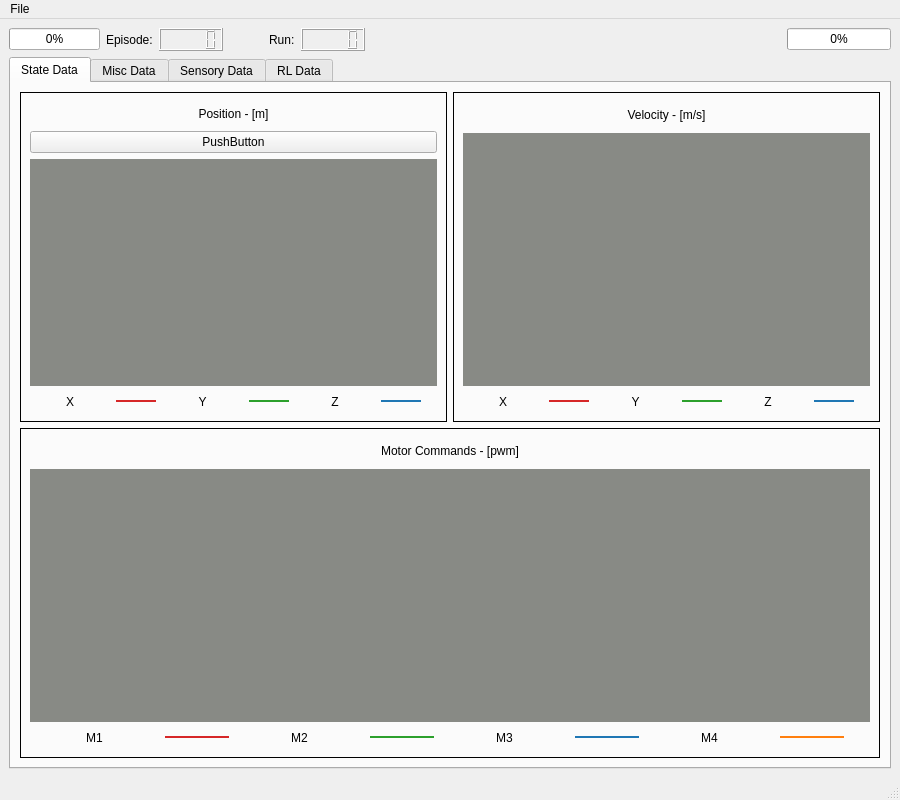
Before: the Qt Designer form crazyflie_sim_dashboard/mainwindow.ui in bhabas/sar_simulation, drawn with Qt 5.
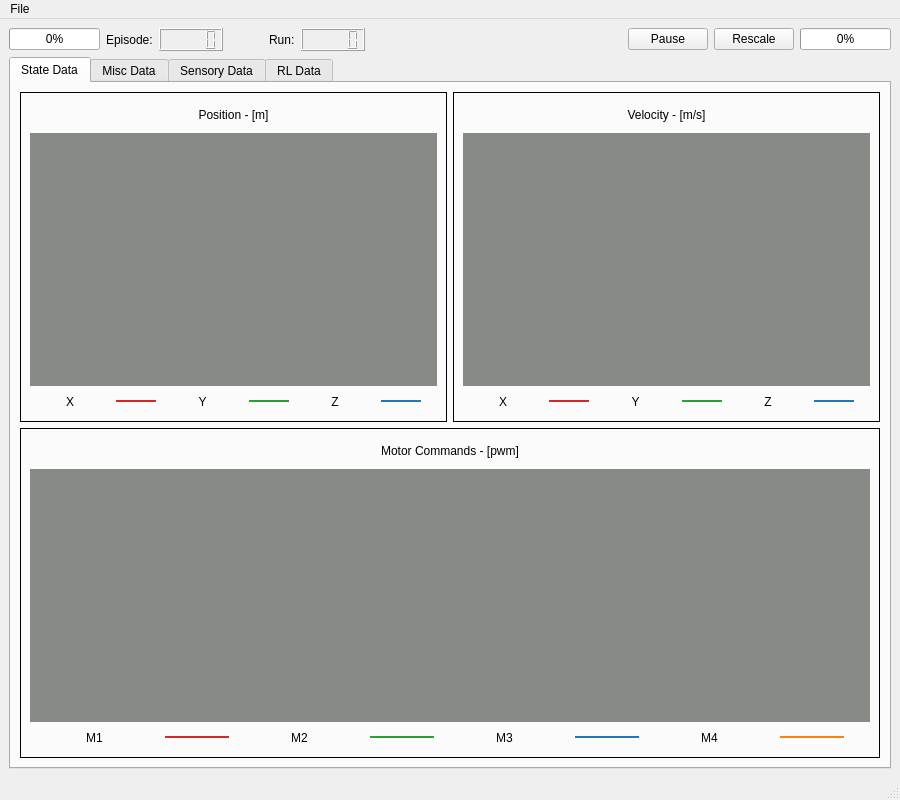
After: the same form once the commit is applied. The open tabs and pages were chosen to show the change. Custom widgets are drawn as their Qt base class.

Commit message: Added pause and rescale buttons and functionality

```diff
--- a/crazyflie_sim_dashboard/mainwindow.ui
+++ b/crazyflie_sim_dashboard/mainwindow.ui
@@ -18,7 +18,7 @@
     <item>
      <layout class="QVBoxLayout" name="verticalLayout">
       <item>
-       <layout class="QHBoxLayout" name="horizontalLayout" stretch="0,0,0,0,0,0,80,20">
+       <layout class="QHBoxLayout" name="horizontalLayout" stretch="0,0,0,0,0,0,80,0,0,20">
         <item>
          <widget class="QProgressBar" name="Connect_Indicator">
           <property name="value">
@@ -82,6 +82,20 @@
           </property>
          </spacer>
         </item>
+        <item>
+         <widget class="QPushButton" name="pauseButton">
+          <property name="text">
+           <string>Pause</string>
+          </property>
+         </widget>
+        </item>
+        <item>
+         <widget class="QPushButton" name="rescaleButton">
+          <property name="text">
+           <string>Rescale</string>
+          </property>
+         </widget>
+        </item>
         <item>
          <widget class="QProgressBar" name="Battery_Voltage">
           <property name="value">
@@ -121,7 +135,7 @@
                 </property>
                 <layout class="QHBoxLayout" name="horizontalLayout_14">
                  <item>
-                  <layout class="QVBoxLayout" name="verticalLayout_12" stretch="1,0,10,1">
+                  <layout class="QVBoxLayout" name="verticalLayout_12" stretch="1,10,1">
                    <item>
                     <widget class="QLabel" name="label_34">
                      <property name="text">
@@ -132,13 +146,6 @@
                      </property>
                     </widget>
                    </item>
-                   <item>
-                    <widget class="QPushButton" name="pushButton">
-                     <property name="text">
-                      <string>PushButton</string>
-                     </property>
-                    </widget>
-                   </item>
                    <item>
                     <widget class="Pos_Widget" name="Pos_Graph" native="true">
                      <property name="styleSheet">
```
Left out of the diff: 14 changed lines with no effect on the pictures. The commit also changes 3 other files.
